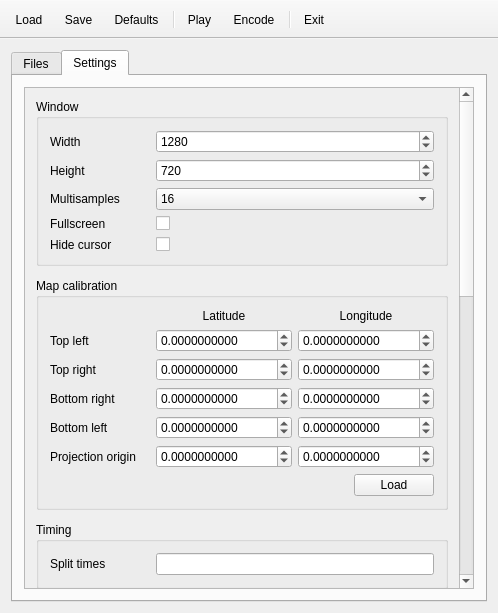
Qt form src/MainWindow.ui (mikoro/orientview) before a commit.
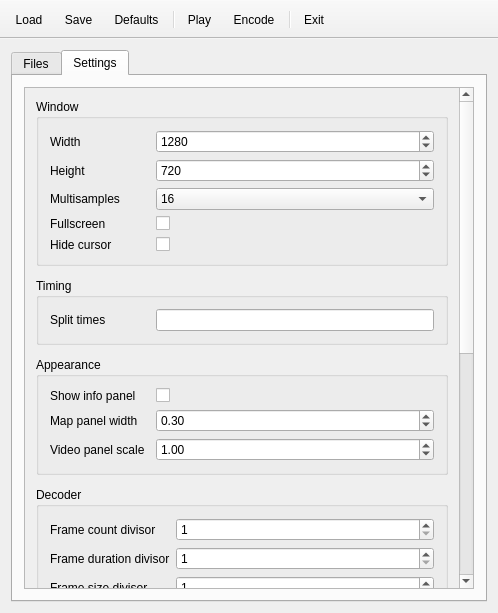
The same form after that commit. Icons and pictures are not drawn.

```diff
--- a/src/MainWindow.ui
+++ b/src/MainWindow.ui
@@ -66,7 +66,7 @@
              <number>12</number>
             </property>
             <item>
-             <widget class="QGroupBox" name="groupBoxVideoFile">
+             <widget class="QGroupBox" name="groupBoxInputVideoFile">
               <property name="sizePolicy">
                <sizepolicy hsizetype="Preferred" vsizetype="Maximum">
                 <horstretch>0</horstretch>
@@ -74,14 +74,14 @@
                </sizepolicy>
               </property>
               <property name="title">
-               <string>Video file</string>
+               <string>Input video file</string>
               </property>
               <layout class="QHBoxLayout" name="horizontalLayout">
                <item>
-                <widget class="QLineEdit" name="lineEditVideoFile"/>
+                <widget class="QLineEdit" name="lineEditInputVideoFile"/>
                </item>
                <item>
-                <widget class="QPushButton" name="pushButtonBrowseVideoFile">
+                <widget class="QPushButton" name="pushButtonBrowseInputVideoFile">
                  <property name="text">
                   <string>Browse</string>
                  </property>
@@ -91,7 +91,7 @@
              </widget>
             </item>
             <item>
-             <widget class="QGroupBox" name="groupBoxMapFile">
+             <widget class="QGroupBox" name="groupBoxQuickRouteJpegMapImageFile">
               <property name="sizePolicy">
                <sizepolicy hsizetype="Preferred" vsizetype="Maximum">
                 <horstretch>0</horstretch>
@@ -99,39 +99,14 @@
                </sizepolicy>
               </property>
               <property name="title">
-               <string>Map file</string>
-              </property>
-              <layout class="QHBoxLayout" name="horizontalLayout_2">
-               <item>
-                <widget class="QLineEdit" name="lineEditMapFile"/>
-               </item>
-               <item>
-                <widget class="QPushButton" name="pushButtonBrowseMapFile">
-                 <property name="text">
-                  <string>Browse</string>
-                 </property>
-                </widget>
-               </item>
-              </layout>
-             </widget>
-            </item>
-            <item>
-             <widget class="QGroupBox" name="groupBoxGpxFile">
-              <property name="sizePolicy">
-               <sizepolicy hsizetype="Preferred" vsizetype="Maximum">
-                <horstretch>0</horstretch>
-                <verstretch>0</verstretch>
-               </sizepolicy>
-              </property>
-              <property name="title">
-               <string>GPX file</string>
+               <string>QuickRoute JPEG map image file</string>
               </property>
               <layout class="QHBoxLayout" name="horizontalLayout_3">
                <item>
-                <widget class="QLineEdit" name="lineEditGpxFile"/>
+                <widget class="QLineEdit" name="lineEditQuickRouteJpegMapImageFile"/>
                </item>
                <item>
-                <widget class="QPushButton" name="pushButtonBrowseGpxFile">
+                <widget class="QPushButton" name="pushButtonBrowseQuickRouteJpegMapImageFile">
                  <property name="text">
                   <string>Browse</string>
                  </property>
@@ -141,7 +116,7 @@
              </widget>
             </item>
             <item>
-             <widget class="QGroupBox" name="groupBoxOutputFile">
+             <widget class="QGroupBox" name="groupBoxAlternativeMapImageFile">
               <property name="sizePolicy">
                <sizepolicy hsizetype="Preferred" vsizetype="Maximum">
                 <horstretch>0</horstretch>
@@ -149,14 +124,39 @@
                </sizepolicy>
               </property>
               <property name="title">
-               <string>Output file</string>
+               <string>Alternative map image file (optional)</string>
+              </property>
+              <layout class="QHBoxLayout" name="horizontalLayout_2">
+               <item>
+                <widget class="QLineEdit" name="lineEditAlternativeMapImageFile"/>
+               </item>
+               <item>
+                <widget class="QPushButton" name="pushButtonBrowseAlternativeMapImageFile">
+                 <property name="text">
+                  <string>Browse</string>
+                 </property>
+                </widget>
+               </item>
+              </layout>
+             </widget>
+            </item>
+            <item>
+             <widget class="QGroupBox" name="groupBoxOutputVideoFile">
+              <property name="sizePolicy">
+               <sizepolicy hsizetype="Preferred" vsizetype="Maximum">
+                <horstretch>0</horstretch>
+                <verstretch>0</verstretch>
+               </sizepolicy>
+              </property>
+              <property name="title">
+               <string>Output video file (when encoding)</string>
               </property>
               <layout class="QHBoxLayout" name="horizontalLayout_4">
                <item>
-                <widget class="QLineEdit" name="lineEditOutputFile"/>
+                <widget class="QLineEdit" name="lineEditOutputVideoFile"/>
                </item>
                <item>
-                <widget class="QPushButton" name="pushButtonBrowseOutputFile">
+                <widget class="QPushButton" name="pushButtonBrowseOutputVideoFile">
                  <property name="text">
                   <string>Browse</string>
                  </property>
@@ -200,7 +200,7 @@
              <x>0</x>
              <y>0</y>
              <width>437</width>
-             <height>1052</height>
+             <height>809</height>
             </rect>
            </property>
            <layout class="QVBoxLayout" name="verticalLayout_3">
@@ -443,387 +443,6 @@
               </layout>
              </widget>
             </item>
-            <item>
-             <widget class="QGroupBox" name="groupBoxMapCalibration">
-              <property name="sizePolicy">
-               <sizepolicy hsizetype="Preferred" vsizetype="Maximum">
-                <horstretch>0</horstretch>
-                <verstretch>0</verstretch>
-               </sizepolicy>
-              </property>
-              <property name="title">
-               <string>Map calibration</string>
-              </property>
-              <layout class="QGridLayout" name="gridLayout">
-               <item row="1" column="2">
-                <widget class="QDoubleSpinBox" name="doubleSpinBoxMapTopLeftLon">
-                 <property name="sizePolicy">
-                  <sizepolicy hsizetype="Preferred" vsizetype="Fixed">
-                   <horstretch>0</horstretch>
-                   <verstretch>0</verstretch>
-                  </sizepolicy>
-                 </property>
-                 <property name="toolTip">
-                  <string>Top left longitude</string>
-                 </property>
-                 <property name="decimals">
-                  <number>10</number>
-                 </property>
-                 <property name="minimum">
-                  <double>-180.000000000000000</double>
-                 </property>
-                 <property name="maximum">
-                  <double>180.000000000000000</double>
-                 </property>
-                </widget>
-               </item>
-               <item row="0" column="1">
-                <widget class="QLabel" name="label_3">
-                 <property name="sizePolicy">
-                  <sizepolicy hsizetype="Preferred" vsizetype="Fixed">
-                   <horstretch>0</horstretch>
-                   <verstretch>0</verstretch>
-                  </sizepolicy>
-                 </property>
-                 <property name="text">
-                  <string>Latitude</string>
-                 </property>
-                 <property name="alignment">
-                  <set>Qt::AlignCenter</set>
-                 </property>
-                </widget>
-               </item>
-               <item row="2" column="0">
-                <widget class="QLabel" name="label_2">
-                 <property name="sizePolicy">
-                  <sizepolicy hsizetype="Maximum" vsizetype="Preferred">
-                   <horstretch>0</horstretch>
-                   <verstretch>0</verstretch>
-                  </sizepolicy>
-                 </property>
-                 <property name="minimumSize">
-                  <size>
-                   <width>100</width>
-                   <height>0</height>
-                  </size>
-                 </property>
-                 <property name="text">
-                  <string>Top right</string>
-                 </property>
-                </widget>
-               </item>
-               <item row="0" column="2">
-                <widget class="QLabel" name="label_4">
-                 <property name="sizePolicy">
-                  <sizepolicy hsizetype="Preferred" vsizetype="Fixed">
-                   <horstretch>0</horstretch>
-                   <verstretch>0</verstretch>
-                  </sizepolicy>
-                 </property>
-                 <property name="text">
-                  <string>Longitude</string>
-                 </property>
-                 <property name="alignment">
-                  <set>Qt::AlignCenter</set>
-                 </property>
-                </widget>
-               </item>
-               <item row="1" column="0">
-                <widget class="QLabel" name="label">
-                 <property name="sizePolicy">
-                  <sizepolicy hsizetype="Maximum" vsizetype="Preferred">
-                   <horstretch>0</horstretch>
-                   <verstretch>0</verstretch>
-                  </sizepolicy>
-                 </property>
-                 <property name="minimumSize">
-                  <size>
-                   <width>100</width>
-                   <height>0</height>
-                  </size>
-                 </property>
-                 <property name="text">
-                  <string>Top left</string>
-                 </property>
-                </widget>
-               </item>
-               <item row="1" column="1">
-                <widget class="QDoubleSpinBox" name="doubleSpinBoxMapTopLeftLat">
-                 <property name="sizePolicy">
-                  <sizepolicy hsizetype="Preferred" vsizetype="Fixed">
-                   <horstretch>0</horstretch>
-                   <verstretch>0</verstretch>
-                  </sizepolicy>
-                 </property>
-                 <property name="toolTip">
-                  <string>Top left latitude</string>
-                 </property>
-                 <property name="decimals">
-                  <number>10</number>
-                 </property>
-                 <property name="minimum">
-                  <double>-90.000000000000000</double>
-                 </property>
-                 <property name="maximum">
-                  <double>90.000000000000000</double>
-                 </property>
-                </widget>
-               </item>
-               <item row="3" column="2">
-                <widget class="QDoubleSpinBox" name="doubleSpinBoxMapBottomRightLon">
-                 <property name="sizePolicy">
-                  <sizepolicy hsizetype="Preferred" vsizetype="Fixed">
-                   <horstretch>0</horstretch>
-                   <verstretch>0</verstretch>
-                  </sizepolicy>
-                 </property>
-                 <property name="toolTip">
-                  <string>Bottom right longitude</string>
-                 </property>
-                 <property name="decimals">
-                  <number>10</number>
-                 </property>
-                 <property name="minimum">
-                  <double>-180.000000000000000</double>
-                 </property>
-                 <property name="maximum">
-                  <double>180.000000000000000</double>
-                 </property>
-                </widget>
-               </item>
-               <item row="3" column="0">
-                <widget class="QLabel" name="label_5">
-                 <property name="sizePolicy">
-                  <sizepolicy hsizetype="Maximum" vsizetype="Preferred">
-                   <horstretch>0</horstretch>
-                   <verstretch>0</verstretch>
-                  </sizepolicy>
-                 </property>
-                 <property name="minimumSize">
-                  <size>
-                   <width>100</width>
-                   <height>0</height>
-                  </size>
-                 </property>
-                 <property name="text">
-                  <string>Bottom right</string>
-                 </property>
-                </widget>
-               </item>
-               <item row="3" column="1">
-                <widget class="QDoubleSpinBox" name="doubleSpinBoxMapBottomRightLat">
-                 <property name="sizePolicy">
-                  <sizepolicy hsizetype="Preferred" vsizetype="Fixed">
-                   <horstretch>0</horstretch>
-                   <verstretch>0</verstretch>
-                  </sizepolicy>
-                 </property>
-                 <property name="toolTip">
-                  <string>Bottom right latitude</string>
-                 </property>
-                 <property name="decimals">
-                  <number>10</number>
-                 </property>
-                 <property name="minimum">
-                  <double>-90.000000000000000</double>
-                 </property>
-                 <property name="maximum">
-                  <double>90.000000000000000</double>
-                 </property>
-                </widget>
-               </item>
-               <item row="4" column="0">
-                <widget class="QLabel" name="label_27">
-                 <property name="sizePolicy">
-                  <sizepolicy hsizetype="Maximum" vsizetype="Preferred">
-                   <horstretch>0</horstretch>
-                   <verstretch>0</verstretch>
-                  </sizepolicy>
-                 </property>
-                 <property name="minimumSize">
-                  <size>
-                   <width>100</width>
-                   <height>0</height>
-                  </size>
-                 </property>
-                 <property name="text">
-                  <string>Bottom left</string>
-                 </property>
-                </widget>
-               </item>
-               <item row="4" column="1">
-                <widget class="QDoubleSpinBox" name="doubleSpinBoxMapBottomLeftLat">
-                 <property name="sizePolicy">
-                  <sizepolicy hsizetype="Preferred" vsizetype="Fixed">
-                   <horstretch>0</horstretch>
-                   <verstretch>0</verstretch>
-                  </sizepolicy>
-                 </property>
-                 <property name="toolTip">
-                  <string>Top left latitude</string>
-                 </property>
-                 <property name="decimals">
-                  <number>10</number>
-                 </property>
-                 <property name="minimum">
-                  <double>-90.000000000000000</double>
-                 </property>
-                 <property name="maximum">
-                  <double>90.000000000000000</double>
-                 </property>
-                </widget>
-               </item>
-               <item row="4" column="2">
-                <widget class="QDoubleSpinBox" name="doubleSpinBoxMapBottomLeftLon">
-                 <property name="sizePolicy">
-                  <sizepolicy hsizetype="Preferred" vsizetype="Fixed">
-                   <horstretch>0</horstretch>
-                   <verstretch>0</verstretch>
-                  </sizepolicy>
-                 </property>
-                 <property name="toolTip">
-                  <string>Top left longitude</string>
-                 </property>
-                 <property name="decimals">
-                  <number>10</number>
-                 </property>
-                 <property name="minimum">
-                  <double>-180.000000000000000</double>
-                 </property>
-                 <property name="maximum">
-                  <double>180.000000000000000</double>
-                 </property>
-                </widget>
-               </item>
-               <item row="2" column="1">
-                <widget class="QDoubleSpinBox" name="doubleSpinBoxMapTopRightLat">
-                 <property name="sizePolicy">
-                  <sizepolicy hsizetype="Preferred" vsizetype="Fixed">
-                   <horstretch>0</horstretch>
-                   <verstretch>0</verstretch>
-                  </sizepolicy>
-                 </property>
-                 <property name="toolTip">
-                  <string>Top left latitude</string>
-                 </property>
-                 <property name="decimals">
-                  <number>10</number>
-                 </property>
-                 <property name="minimum">
-                  <double>-90.000000000000000</double>
-                 </property>
-                 <property name="maximum">
-                  <double>90.000000000000000</double>
-                 </property>
-                </widget>
-               </item>
-               <item row="2" column="2">
-                <widget class="QDoubleSpinBox" name="doubleSpinBoxMapTopRightLon">
-                 <property name="sizePolicy">
-                  <sizepolicy hsizetype="Preferred" vsizetype="Fixed">
-                   <horstretch>0</horstretch>
-                   <verstretch>0</verstretch>
-                  </sizepolicy>
-                 </property>
-                 <property name="toolTip">
-                  <string>Top left longitude</string>
-                 </property>
-                 <property name="decimals">
-                  <number>10</number>
-                 </property>
-                 <property name="minimum">
-                  <double>-180.000000000000000</double>
-                 </property>
-                 <property name="maximum">
-                  <double>180.000000000000000</double>
-                 </property>
-                </widget>
-               </item>
-               <item row="5" column="0">
-                <widget class="QLabel" name="label_28">
-                 <property name="sizePolicy">
-                  <sizepolicy hsizetype="Maximum" vsizetype="Preferred">
-                   <horstretch>0</horstretch>
-                   <verstretch>0</verstretch>
-                  </sizepolicy>
-                 </property>
-                 <property name="minimumSize">
-                  <size>
-                   <width>100</width>
-                   <height>0</height>
-                  </size>
-                 </property>
-                 <property name="text">
-                  <string>Projection origin</string>
-                 </property>
-                </widget>
-               </item>
-               <item row="5" column="1">
-                <widget class="QDoubleSpinBox" name="doubleSpinBoxMapProjectionOriginLat">
-                 <property name="sizePolicy">
-                  <sizepolicy hsizetype="Preferred" vsizetype="Fixed">
-                   <horstretch>0</horstretch>
-                   <verstretch>0</verstretch>
-                  </sizepolicy>
-                 </property>
-                 <property name="toolTip">
-                  <string>Top left latitude</string>
-                 </property>
-                 <property name="decimals">
-                  <number>10</number>
-                 </property>
-                 <property name="minimum">
-                  <double>-90.000000000000000</double>
-                 </property>
-                 <property name="maximum">
-                  <double>90.000000000000000</double>
-                 </property>
-                </widget>
-               </item>
-               <item row="5" column="2">
-                <widget class="QDoubleSpinBox" name="doubleSpinBoxMapProjectionOriginLon">
-                 <property name="sizePolicy">
-                  <sizepolicy hsizetype="Preferred" vsizetype="Fixed">
-                   <horstretch>0</horstretch>
-                   <verstretch>0</verstretch>
-                  </sizepolicy>
-                 </property>
-                 <property name="toolTip">
-                  <string>Top left longitude</string>
-                 </property>
-                 <property name="decimals">
-                  <number>10</number>
-                 </property>
-                 <property name="minimum">
-                  <double>-180.000000000000000</double>
-                 </property>
-                 <property name="maximum">
-                  <double>180.000000000000000</double>
-                 </property>
-                </widget>
-               </item>
-               <item row="6" column="2" alignment="Qt::AlignRight">
-                <widget class="QPushButton" name="pushButtonLoadMapCalibrationData">
-                 <property name="sizePolicy">
-                  <sizepolicy hsizetype="Preferred" vsizetype="Fixed">
-                   <horstretch>0</horstretch>
-                   <verstretch>0</verstretch>
-                  </sizepolicy>
-                 </property>
-                 <property name="toolTip">
-                  <string>Load map calibration data from a QuickRoute JPEG file</string>
-                 </property>
-                 <property name="layoutDirection">
-                  <enum>Qt::LeftToRight</enum>
-                 </property>
-                 <property name="text">
-                  <string>Load</string>
-                 </property>
-                </widget>
-               </item>
-              </layout>
-             </widget>
-            </item>
             <item>
              <widget class="QGroupBox" name="groupBoxTiming">
               <property name="minimumSize">
@@ -899,8 +518,8 @@
                  </property>
                 </widget>
                </item>
-               <item row="3" column="1">
-                <widget class="QSpinBox" name="spinBoxMapHeaderCrop">
+               <item row="2" column="1">
+                <widget class="QDoubleSpinBox" name="doubleSpinBoxVideoPanelScale">
                  <property name="sizePolicy">
                   <sizepolicy hsizetype="Preferred" vsizetype="Fixed">
                    <horstretch>0</horstretch>
@@ -908,48 +527,16 @@
                   </sizepolicy>
                  </property>
                  <property name="toolTip">
-                  <string>How many pixels to crop from the top of the map image</string>
+                  <string>Initial scale of the video panel</string>
                  </property>
                  <property name="maximum">
-                  <number>99999</number>
+                  <double>99999.000000000000000</double>
                  </property>
-                </widget>
-               </item>
-               <item row="1" column="0">
-                <widget class="QLabel" name="label_17">
-                 <property name="sizePolicy">
-                  <sizepolicy hsizetype="Maximum" vsizetype="Preferred">
-                   <horstretch>0</horstretch>
-                   <verstretch>0</verstretch>
-                  </sizepolicy>
+                 <property name="singleStep">
+                  <double>0.100000000000000</double>
                  </property>
-                 <property name="minimumSize">
-                  <size>
-                   <width>100</width>
-                   <height>0</height>
-                  </size>
-                 </property>
-                 <property name="text">
-                  <string>Map panel width</string>
-                 </property>
-                </widget>
-               </item>
-               <item row="3" column="0">
-                <widget class="QLabel" name="label_18">
-                 <property name="sizePolicy">
-                  <sizepolicy hsizetype="Maximum" vsizetype="Preferred">
-                   <horstretch>0</horstretch>
-                   <verstretch>0</verstretch>
-                  </sizepolicy>
-                 </property>
-                 <property name="minimumSize">
-                  <size>
-                   <width>100</width>
-                   <height>0</height>
-                  </size>
-                 </property>
-                 <property name="text">
-                  <string>Map header crop</string>
+                 <property name="value">
+                  <double>1.000000000000000</double>
                  </property>
                 </widget>
                </item>
@@ -988,6 +575,25 @@
                  </property>
                 </widget>
                </item>
+               <item row="1" column="0">
+                <widget class="QLabel" name="label_17">
+                 <property name="sizePolicy">
+                  <sizepolicy hsizetype="Maximum" vsizetype="Preferred">
+                   <horstretch>0</horstretch>
+                   <verstretch>0</verstretch>
+                  </sizepolicy>
+                 </property>
+                 <property name="minimumSize">
+                  <size>
+                   <width>100</width>
+                   <height>0</height>
+                  </size>
+                 </property>
+                 <property name="text">
+                  <string>Map panel width</string>
+                 </property>
+                </widget>
+               </item>
                <item row="2" column="0">
                 <widget class="QLabel" name="label_26">
                  <property name="sizePolicy">
@@ -1007,28 +613,6 @@
                  </property>
                 </widget>
                </item>
-               <item row="2" column="1">
-                <widget class="QDoubleSpinBox" name="doubleSpinBoxVideoPanelScale">
-                 <property name="sizePolicy">
-                  <sizepolicy hsizetype="Preferred" vsizetype="Fixed">
-                   <horstretch>0</horstretch>
-                   <verstretch>0</verstretch>
-                  </sizepolicy>
-                 </property>
-                 <property name="toolTip">
-                  <string>Initial scale of the video panel</string>
-                 </property>
-                 <property name="maximum">
-                  <double>99999.000000000000000</double>
-                 </property>
-                 <property name="singleStep">
-                  <double>0.100000000000000</double>
-                 </property>
-                 <property name="value">
-                  <double>1.000000000000000</double>
-                 </property>
-                </widget>
-               </item>
               </layout>
              </widget>
             </item>
```
Left out of the diff: 17 changed lines with no effect on the pictures.
